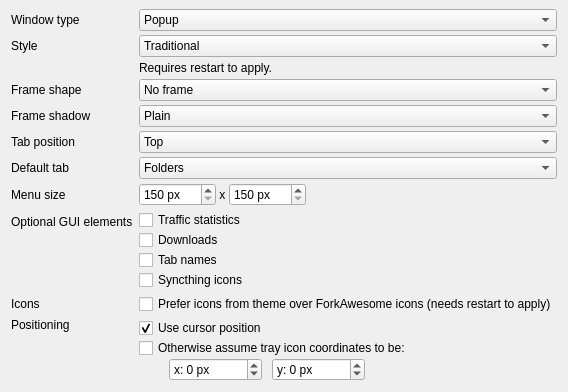
Qt form syncthingwidgets/settings/appearanceoptionpage.ui (Martchus/syncthingtray) before a commit.
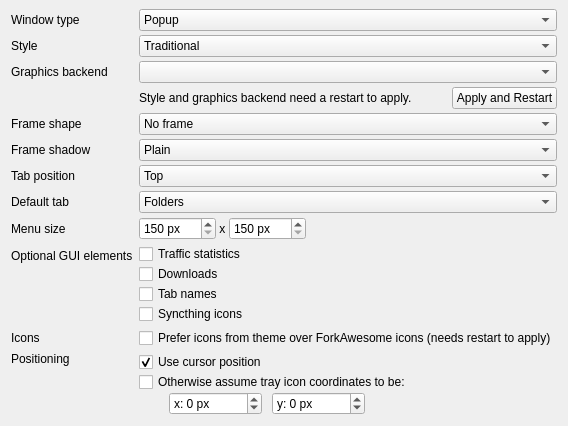
The same form after that commit. Icons and pictures are not drawn.

Commit message:
Improve selecting RHI graphics backend
* Add automatic fallback to OpenGL under GNU/Linux
* Allow selecting backend explicitly
* Show error message with options to work around when backend cannot be
  initialized

```diff
--- a/syncthingwidgets/settings/appearanceoptionpage.ui
+++ b/syncthingwidgets/settings/appearanceoptionpage.ui
@@ -21,14 +21,122 @@
    <property name="topMargin">
     <number>9</number>
    </property>
-   <item row="5" column="0">
+   <item row="2" column="0">
+    <widget class="QLabel" name="windowTypeLabel">
+     <property name="text">
+      <string>Window type</string>
+     </property>
+    </widget>
+   </item>
+   <item row="2" column="1">
+    <widget class="QComboBox" name="windowTypeComboBox">
+     <property name="sizePolicy">
+      <sizepolicy hsizetype="MinimumExpanding" vsizetype="Fixed">
+       <horstretch>0</horstretch>
+       <verstretch>0</verstretch>
+      </sizepolicy>
+     </property>
+     <item>
+      <property name="text">
+       <string>Popup</string>
+      </property>
+     </item>
+     <item>
+      <property name="text">
+       <string>Normal window</string>
+      </property>
+     </item>
+     <item>
+      <property name="text">
+       <string>Window without titlebar</string>
+      </property>
+     </item>
+     <item>
+      <property name="text">
+       <string>None - open Syncthing directly</string>
+      </property>
+     </item>
+    </widget>
+   </item>
+   <item row="3" column="0">
+    <widget class="QLabel" name="styleLabel">
+     <property name="text">
+      <string>Style</string>
+     </property>
+    </widget>
+   </item>
+   <item row="3" column="1">
+    <widget class="QComboBox" name="styleComboBox">
+     <property name="sizePolicy">
+      <sizepolicy hsizetype="MinimumExpanding" vsizetype="Fixed">
+       <horstretch>0</horstretch>
+       <verstretch>0</verstretch>
+      </sizepolicy>
+     </property>
+     <item>
+      <property name="text">
+       <string>Traditional</string>
+      </property>
+     </item>
+     <item>
+      <property name="text">
+       <string>Modern</string>
+      </property>
+     </item>
+    </widget>
+   </item>
+   <item row="4" column="0">
+    <widget class="QLabel" name="rhiBackendLabel">
+     <property name="text">
+      <string>Graphics backend</string>
+     </property>
+    </widget>
+   </item>
+   <item row="4" column="1">
+    <widget class="QComboBox" name="rhiBackendComboBox">
+     <property name="sizePolicy">
+      <sizepolicy hsizetype="MinimumExpanding" vsizetype="Fixed">
+       <horstretch>0</horstretch>
+       <verstretch>0</verstretch>
+      </sizepolicy>
+     </property>
+    </widget>
+   </item>
+   <item row="6" column="1">
+    <layout class="QHBoxLayout" name="restartHorizontalLayout">
+     <item>
+      <widget class="QLabel" name="requiresRestartLabel">
+       <property name="sizePolicy">
+        <sizepolicy hsizetype="MinimumExpanding" vsizetype="Preferred">
+         <horstretch>0</horstretch>
+         <verstretch>0</verstretch>
+        </sizepolicy>
+       </property>
+       <property name="text">
+        <string>Style and graphics backend need a restart to apply.</string>
+       </property>
+       <property name="wordWrap">
+        <bool>true</bool>
+       </property>
+      </widget>
+     </item>
+     <item>
+      <widget class="QPushButton" name="requiresRestartPushButton">
+       <property name="text">
+        <string>Apply and Restart</string>
+       </property>
+      </widget>
+     </item>
+    </layout>
+   </item>
+   <item row="7" column="0">
     <widget class="QLabel" name="frameShapeLabel">
      <property name="text">
       <string>Frame shape</string>
      </property>
     </widget>
    </item>
-   <item row="5" column="1">
+   <item row="7" column="1">
     <widget class="QComboBox" name="frameShapeComboBox">
      <property name="sizePolicy">
       <sizepolicy hsizetype="MinimumExpanding" vsizetype="Fixed">
@@ -58,14 +166,14 @@
      </item>
     </widget>
    </item>
-   <item row="6" column="0">
+   <item row="8" column="0">
     <widget class="QLabel" name="frameShadowLabel">
      <property name="text">
       <string>Frame shadow</string>
      </property>
     </widget>
    </item>
-   <item row="6" column="1">
+   <item row="8" column="1">
     <widget class="QComboBox" name="frameShadowComboBox">
      <property name="sizePolicy">
       <sizepolicy hsizetype="MinimumExpanding" vsizetype="Fixed">
@@ -90,14 +198,14 @@
      </item>
     </widget>
    </item>
-   <item row="8" column="0">
+   <item row="10" column="0">
     <widget class="QLabel" name="tabPosLabel">
      <property name="text">
       <string>Tab position</string>
      </property>
     </widget>
    </item>
-   <item row="8" column="1">
+   <item row="10" column="1">
     <widget class="QComboBox" name="tabPosComboBox">
      <property name="sizePolicy">
       <sizepolicy hsizetype="MinimumExpanding" vsizetype="Fixed">
@@ -127,14 +235,56 @@
      </item>
     </widget>
    </item>
-   <item row="10" column="0">
+   <item row="11" column="0">
+    <widget class="QLabel" name="defaultTabLabel">
+     <property name="text">
+      <string>Default tab</string>
+     </property>
+    </widget>
+   </item>
+   <item row="11" column="1">
+    <widget class="QComboBox" name="defaultTabComboBox">
+     <property name="sizePolicy">
+      <sizepolicy hsizetype="MinimumExpanding" vsizetype="Fixed">
+       <horstretch>0</horstretch>
+       <verstretch>0</verstretch>
+      </sizepolicy>
+     </property>
+     <item>
+      <property name="text">
+       <string>Folders</string>
+      </property>
+     </item>
+     <item>
+      <property name="text">
+       <string>Devices</string>
+      </property>
+     </item>
+     <item>
+      <property name="text">
+       <string>Downloads</string>
+      </property>
+     </item>
+     <item>
+      <property name="text">
+       <string>Recent changes</string>
+      </property>
+     </item>
+     <item>
+      <property name="text">
+       <string>Last</string>
+      </property>
+     </item>
+    </widget>
+   </item>
+   <item row="12" column="0">
     <widget class="QLabel" name="sizeLabel">
      <property name="text">
       <string>Menu size</string>
      </property>
     </widget>
    </item>
-   <item row="10" column="1">
+   <item row="12" column="1">
     <layout class="QHBoxLayout" name="menuSizeHorizontalLayout">
      <item>
       <widget class="QSpinBox" name="widthSpinBox">
@@ -214,24 +364,80 @@
      </item>
     </layout>
    </item>
-   <item row="11" column="0">
+   <item row="13" column="0">
     <widget class="QLabel" name="guiElementsLabel">
      <property name="text">
       <string>Optional GUI elements</string>
      </property>
     </widget>
    </item>
+   <item row="13" column="1">
+    <layout class="QVBoxLayout" name="optionalGuiElementsVerticalLayout">
+     <property name="spacing">
+      <number>0</number>
+     </property>
+     <item>
+      <widget class="QCheckBox" name="showTrafficCheckBox">
+       <property name="text">
+        <string>Traffic statistics</string>
+       </property>
+      </widget>
+     </item>
+     <item>
+      <widget class="QCheckBox" name="showDownloadsCheckBox">
+       <property name="text">
+        <string>Downloads</string>
+       </property>
+      </widget>
+     </item>
+     <item>
+      <widget class="QCheckBox" name="showTabTextsCheckBox">
+       <property name="text">
+        <string>Tab names</string>
+       </property>
+      </widget>
+     </item>
+     <item>
+      <widget class="QCheckBox" name="syncthingIconsCheckBox">
+       <property name="text">
+        <string>Syncthing icons</string>
+       </property>
+      </widget>
+     </item>
+    </layout>
+   </item>
    <item row="14" column="0">
+    <widget class="QLabel" name="iconsLabel">
+     <property name="text">
+      <string>Icons</string>
+     </property>
+    </widget>
+   </item>
+   <item row="14" column="1">
+    <layout class="QVBoxLayout" name="iconsVerticalLayout">
+     <property name="spacing">
+      <number>0</number>
+     </property>
+     <item>
+      <widget class="QCheckBox" name="preferIconsFromThemeCheckBox">
+       <property name="text">
+        <string>Prefer icons from theme over ForkAwesome icons (needs restart to apply)</string>
+       </property>
+      </widget>
+     </item>
+    </layout>
+   </item>
+   <item row="16" column="0">
     <widget class="QLabel" name="positioningLabel">
      <property name="text">
       <string>Positioning</string>
      </property>
      <property name="alignment">
-      <set>Qt::AlignmentFlag::AlignLeading|Qt::AlignmentFlag::AlignLeft|Qt::AlignmentFlag::AlignTop</set>
+      <set>Qt::AlignmentFlag::AlignLeft|Qt::AlignmentFlag::AlignTop</set>
      </property>
     </widget>
    </item>
-   <item row="14" column="1">
+   <item row="16" column="1">
     <layout class="QVBoxLayout" name="positioningVerticalLayout">
      <item>
       <widget class="QCheckBox" name="useCursorPosCheckBox">
@@ -322,175 +528,6 @@
      </item>
     </layout>
    </item>
-   <item row="11" column="1">
-    <layout class="QVBoxLayout" name="optionalGuiElementsVerticalLayout">
-     <property name="spacing">
-      <number>0</number>
-     </property>
-     <item>
-      <widget class="QCheckBox" name="showTrafficCheckBox">
-       <property name="text">
-        <string>Traffic statistics</string>
-       </property>
-      </widget>
-     </item>
-     <item>
-      <widget class="QCheckBox" name="showDownloadsCheckBox">
-       <property name="text">
-        <string>Downloads</string>
-       </property>
-      </widget>
-     </item>
-     <item>
-      <widget class="QCheckBox" name="showTabTextsCheckBox">
-       <property name="text">
-        <string>Tab names</string>
-       </property>
-      </widget>
-     </item>
-     <item>
-      <widget class="QCheckBox" name="syncthingIconsCheckBox">
-       <property name="text">
-        <string>Syncthing icons</string>
-       </property>
-      </widget>
-     </item>
-    </layout>
-   </item>
-   <item row="12" column="1">
-    <layout class="QVBoxLayout" name="iconsVerticalLayout">
-     <property name="spacing">
-      <number>0</number>
-     </property>
-     <item>
-      <widget class="QCheckBox" name="preferIconsFromThemeCheckBox">
-       <property name="text">
-        <string>Prefer icons from theme over ForkAwesome icons (needs restart to apply)</string>
-       </property>
-      </widget>
-     </item>
-    </layout>
-   </item>
-   <item row="12" column="0">
-    <widget class="QLabel" name="iconsLabel">
-     <property name="text">
-      <string>Icons</string>
-     </property>
-    </widget>
-   </item>
-   <item row="2" column="1">
-    <widget class="QComboBox" name="windowTypeComboBox">
-     <property name="sizePolicy">
-      <sizepolicy hsizetype="MinimumExpanding" vsizetype="Fixed">
-       <horstretch>0</horstretch>
-       <verstretch>0</verstretch>
-      </sizepolicy>
-     </property>
-     <item>
-      <property name="text">
-       <string>Popup</string>
-      </property>
-     </item>
-     <item>
-      <property name="text">
-       <string>Normal window</string>
-      </property>
-     </item>
-     <item>
-      <property name="text">
-       <string>Window without titlebar</string>
-      </property>
-     </item>
-     <item>
-      <property name="text">
-       <string>None - open Syncthing directly</string>
-      </property>
-     </item>
-    </widget>
-   </item>
-   <item row="2" column="0">
-    <widget class="QLabel" name="windowTypeLabel">
-     <property name="text">
-      <string>Window type</string>
-     </property>
-    </widget>
-   </item>
-   <item row="9" column="1">
-    <widget class="QComboBox" name="defaultTabComboBox">
-     <property name="sizePolicy">
-      <sizepolicy hsizetype="MinimumExpanding" vsizetype="Fixed">
-       <horstretch>0</horstretch>
-       <verstretch>0</verstretch>
-      </sizepolicy>
-     </property>
-     <item>
-      <property name="text">
-       <string>Folders</string>
-      </property>
-     </item>
-     <item>
-      <property name="text">
-       <string>Devices</string>
-      </property>
-     </item>
-     <item>
-      <property name="text">
-       <string>Downloads</string>
-      </property>
-     </item>
-     <item>
-      <property name="text">
-       <string>Recent changes</string>
-      </property>
-     </item>
-     <item>
-      <property name="text">
-       <string>Last</string>
-      </property>
-     </item>
-    </widget>
-   </item>
-   <item row="9" column="0">
-    <widget class="QLabel" name="defaultTabLabel">
-     <property name="text">
-      <string>Default tab</string>
-     </property>
-    </widget>
-   </item>
-   <item row="3" column="0">
-    <widget class="QLabel" name="styleLabel">
-     <property name="text">
-      <string>Style</string>
-     </property>
-    </widget>
-   </item>
-   <item row="3" column="1">
-    <widget class="QComboBox" name="styleComboBox">
-     <property name="sizePolicy">
-      <sizepolicy hsizetype="MinimumExpanding" vsizetype="Fixed">
-       <horstretch>0</horstretch>
-       <verstretch>0</verstretch>
-      </sizepolicy>
-     </property>
-     <item>
-      <property name="text">
-       <string>Traditional</string>
-      </property>
-     </item>
-     <item>
-      <property name="text">
-       <string>Modern</string>
-      </property>
-     </item>
-    </widget>
-   </item>
-   <item row="4" column="1">
-    <widget class="QLabel" name="requiresRestartLabel">
-     <property name="text">
-      <string>Requires restart to apply.</string>
-     </property>
-    </widget>
-   </item>
   </layout>
  </widget>
  <tabstops>
```
The commit also changes 13 other files.
